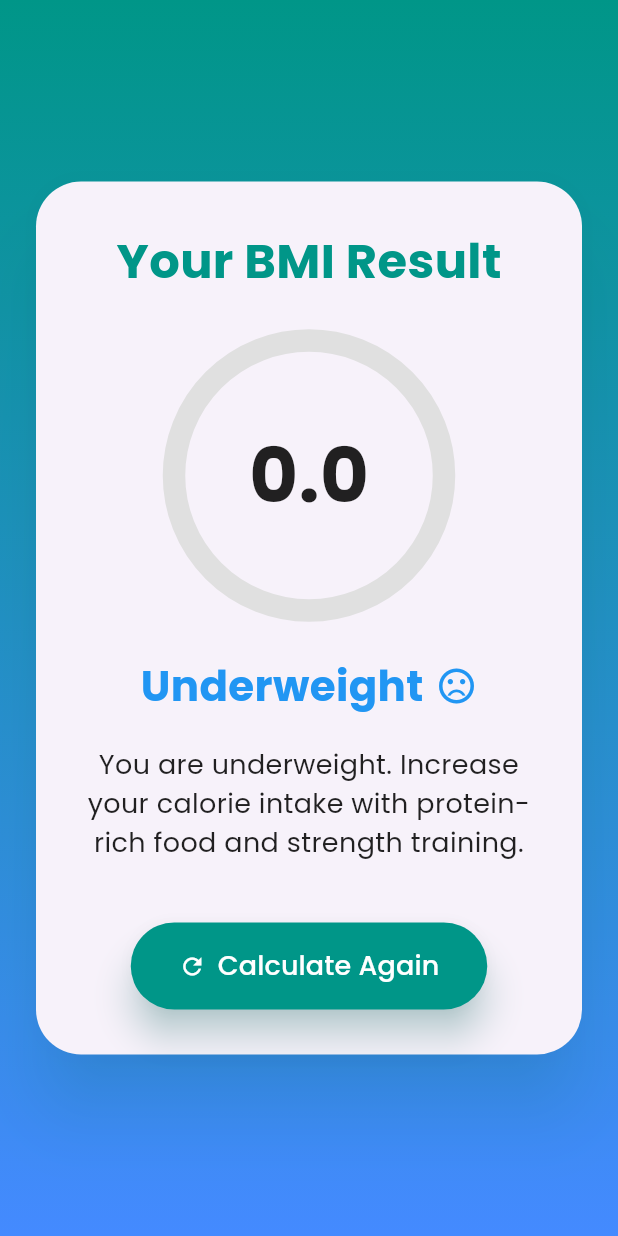
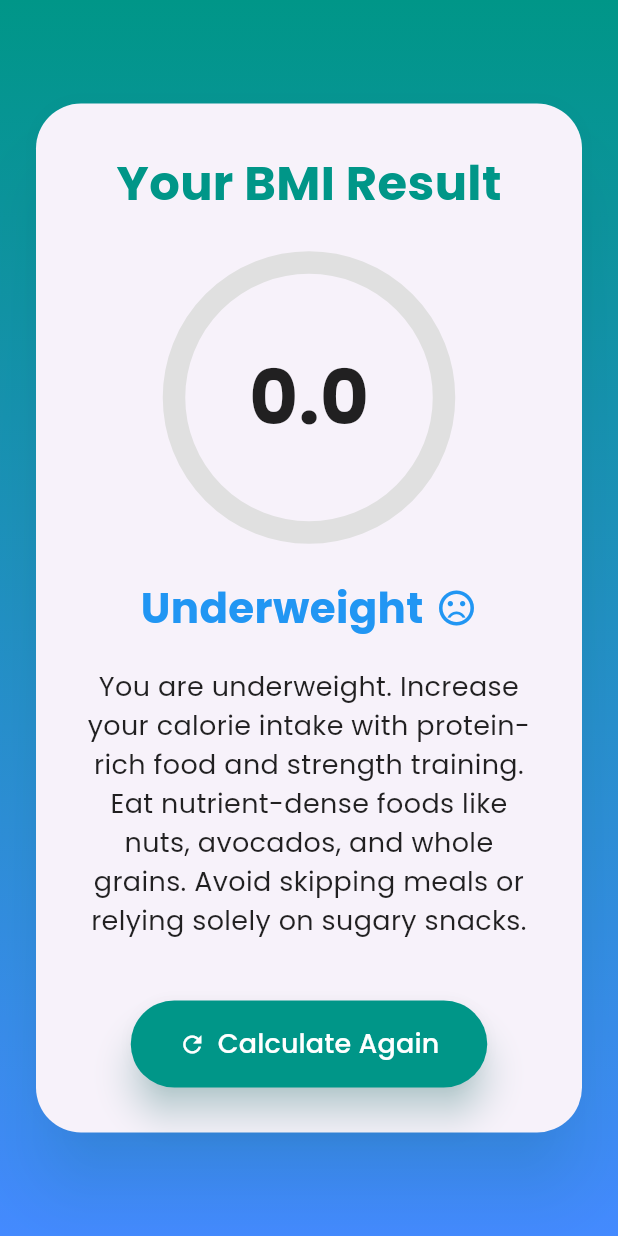
Before and after one commit to pietaa8/flutter_assignment_6, a Flutter app: the ResultPage screen opened directly with empty values, on a phone screen of 412 x 824 dp. Run offline on Flutter 3.47's test engine with Material 3 defaults, Android fonts, the light colour scheme and no system bars; our stand-ins replace confetti, google_fonts.

Commit message:
final commit ig

```diff
--- a/lib/result.dart
+++ b/lib/result.dart
@@ -130,13 +130,13 @@ class _ResultPageState extends State<ResultPage> {
 
   String getAdvice() {
     if (widget.bmi < 18.5) {
-      return "You are underweight. Increase your calorie intake with protein-rich food and strength training.";
+      return "You are underweight. Increase your calorie intake with protein-rich food and strength training. Eat nutrient-dense foods like nuts, avocados, and whole grains. Avoid skipping meals or relying solely on sugary snacks.";
     } else if (widget.bmi >= 18.5 && widget.bmi < 24.9) {
-      return "Great! Your BMI is normal. Maintain a balanced diet and regular exercise.";
+      return "Great! Your BMI is normal. Maintain a balanced diet and regular exercise. Eat a variety of fruits, vegetables, and lean proteins. Avoid excessive processed foods or high-sugar drinks.";
     } else if (widget.bmi >= 25 && widget.bmi < 29.9) {
-      return "You're overweight. Try engaging in physical activities like jogging, swimming, or gym workouts.";
+      return "You're overweight. Try engaging in physical activities like jogging, swimming, or gym workouts. Eat more fiber-rich foods like vegetables, legumes, and whole grains. Avoid high-fat fast foods and sugary desserts.";
     } else {
-      return "Your BMI is in the obese range. Consult a healthcare provider for personalized weight management guidance.";
+      return "Your BMI is in the obese range. Consult a healthcare provider for personalized weight management guidance. Eat portion-controlled meals with lean proteins, vegetables, and healthy fats. Avoid processed carbs and excessive alcohol.";
     }
   }
 
```
